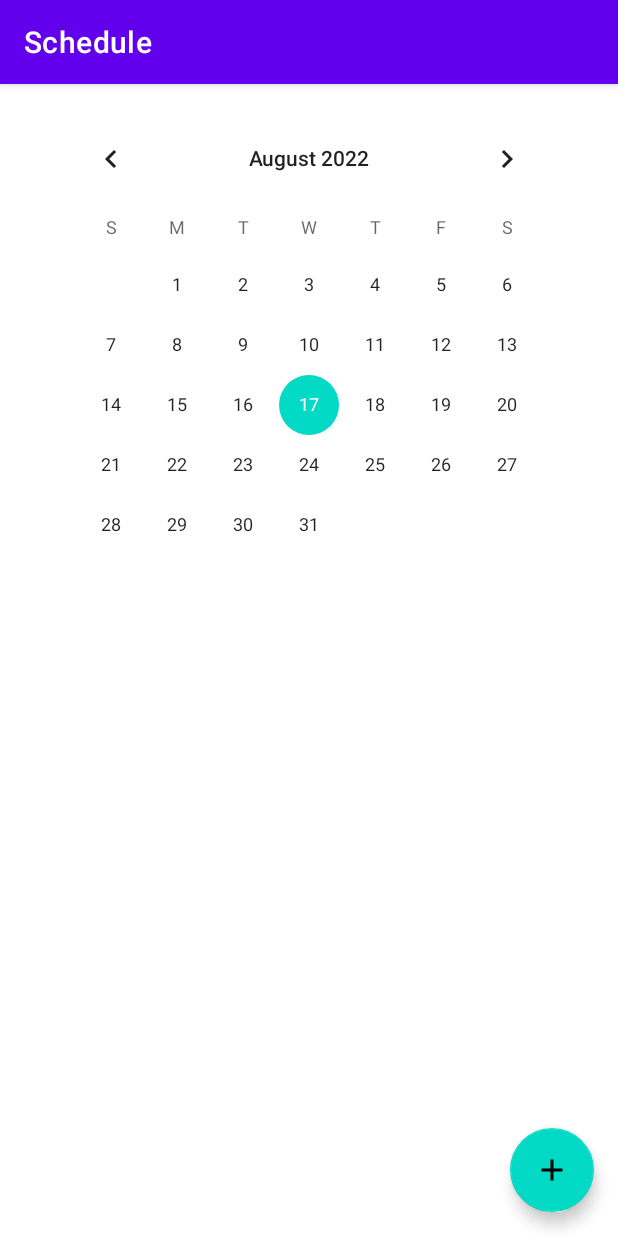
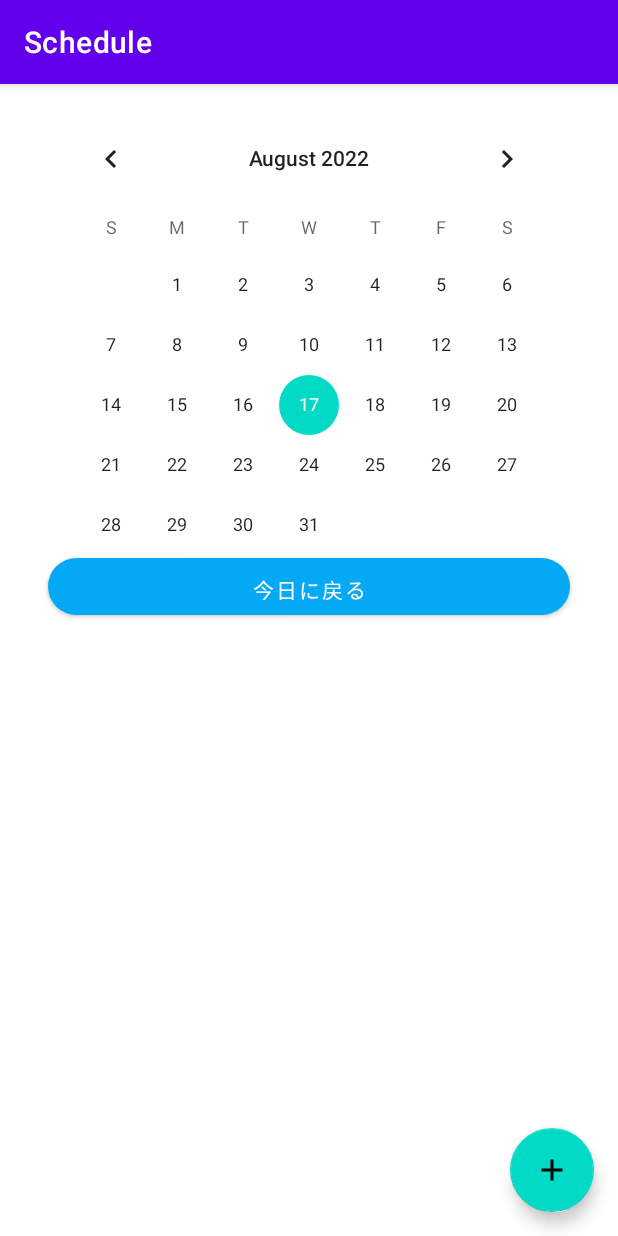
Before and after one commit to smnko1231/Schedule, an Android app: the screen it shows after launch (MainActivity), on a phone screen of 412 x 824 dp. Run offline under Robolectric (Android 15) with nearby library versions, the phone set to English and light mode, and no system bars; libraries missing offline, so code that uses them is left out: io.realm, io.realm.kotlin; 7 statements that could not run were skipped.

Commit message:
繰り返したい

```diff
--- a/app/src/main/java/app/nakao/shoma/schedule/DetailActivity.kt
+++ b/app/src/main/java/app/nakao/shoma/schedule/DetailActivity.kt
@@ -42,7 +42,11 @@ class DetailActivity : AppCompatActivity() {
                 .setTitle("タイトル:"+titleTextView.text+"\n"+"内容:"+contentTextView.text)
                 .setMessage("削除しますか?")
                 .setPositiveButton("はい", { dialog, which ->
-                    val task_delete = realm.where(Memo::class.java).equalTo("content",content).findAll()
+                    val task_delete_tmp = realm.where(Memo::class.java).equalTo("content",content).findAll()
+                    val task_delete_tmp2 = task_delete_tmp.where().equalTo("title",title).findAll()
+                    val task_delete_tmp3 = task_delete_tmp2.where().equalTo("day",day).findAll()
+                    val task_delete_tmp4 = task_delete_tmp3.where().equalTo("month",month).findAll()
+                    val task_delete = task_delete_tmp4.where().equalTo("year",year).findAll()
 
                     realm.executeTransaction{
                         task_delete.deleteFromRealm(0)
--- a/app/src/main/java/app/nakao/shoma/schedule/MainActivity.kt
+++ b/app/src/main/java/app/nakao/shoma/schedule/MainActivity.kt
@@ -59,9 +59,10 @@ class MainActivity : AppCompatActivity() {
         binding.RV.addItemDecoration(dividerItemDecoration)
 
         val dt = LocalDate.now()
-        val today_year = dt.year//calendarView.get(Calendar.YEAR)
+        val today_year = dt.year
         val today_month = dt.monthValue
         val today_day = dt.dayOfMonth
+        val dayOfYear = dt.dayOfYear
 
         val intent_year = intent.getStringExtra("year")
         val intent_month = intent.getStringExtra("month")
@@ -96,10 +97,6 @@ class MainActivity : AppCompatActivity() {
                 Snackbar.make(container,"編集しました!",Snackbar.LENGTH_SHORT).show()
             }
         }
-        val zoneId = ZoneId.systemDefault()
-        val millis = intent_date.atStartOfDay(zoneId).toEpochSecond() * 1000 // あんまりよくないけど
-        calendarView.date = millis
-
 
         if (intent_year != null && intent_month != null && intent_day != null){
             Year = intent_year
@@ -110,6 +107,10 @@ class MainActivity : AppCompatActivity() {
             Month = today_month.toString()
             Day = today_day.toString()
         }
+
+        val zoneId = ZoneId.systemDefault()
+        val millis = intent_date.atStartOfDay(zoneId).toEpochSecond() * 1000 // あんまりよくないけど
+        calendarView.date = millis
 
         val date = "$Year/$Month/$Day"
         Toast.makeText(this, date, Toast.LENGTH_SHORT).show()
@@ -163,8 +164,25 @@ class MainActivity : AppCompatActivity() {
                 putExtra("month",Month)
                 putExtra("day",Day)
                 putExtra("isComplete",IsComplete)
+                putExtra("epochDay",millis)
             }
             startActivity(scheduleEdit)
+        }
+
+        binding.returnTodayButton.setOnClickListener {
+            val millis = dt.atStartOfDay(zoneId).toEpochSecond() * 1000 // あんまりよくないけど
+            calendarView.date = millis
+
+            val date = "$today_year/$today_month/$today_day"
+            Toast.makeText(this, date, Toast.LENGTH_SHORT).show()
+            viewList.clear()
+            for(m in memo){
+                if(m.year == today_year.toString() && m.month == today_month.toString() && m.day == today_day.toString()){
+                    viewList.add(Memo(m.id,m.year,m.month,m.day,m.title,m.content,m.isComplete))
+                }
+            }
+            adapter.itemClear()
+            adapter.addall(viewList)
         }
     }
 
--- /dev/null
+++ b/app/src/main/res/drawable-v24/background_rounded_corners.xml
@@ -0,0 +1,15 @@
+<?xml version="1.0" encoding="utf-8"?>
+<selector xmlns:android="http://schemas.android.com/apk/res/android">
+
+    <item>
+
+        <shape android:shape="rectangle">
+
+            /*<solid android:color="#FF03A9F4" />
+            <corners android:radius="40dp" />
+
+        </shape>
+
+    </item>
+
+</selector>
--- a/app/src/main/res/layout/activity_main.xml
+++ b/app/src/main/res/layout/activity_main.xml
@@ -36,5 +36,21 @@
         app:layout_constraintHorizontal_bias="0.0"
         app:layout_constraintStart_toStartOf="parent"
         app:layout_constraintTop_toBottomOf="@+id/calendarView"
-        app:layout_constraintVertical_bias="0.0" />
+        app:layout_constraintVertical_bias="0.0">
+
+    </androidx.recyclerview.widget.RecyclerView>
+
+    <Button
+        android:id="@+id/returnTodayButton"
+        android:layout_width="0dp"
+        android:layout_height="38dp"
+        android:layout_marginStart="32dp"
+        android:layout_marginEnd="32dp"
+        android:background="@drawable/background_rounded_corners"
+        app:backgroundTint="#03A9F4"
+        android:text="今日に戻る"
+        app:layout_constraintBottom_toTopOf="@+id/RV"
+        app:layout_constraintEnd_toEndOf="parent"
+        app:layout_constraintStart_toStartOf="parent" />
+
 </androidx.constraintlayout.widget.ConstraintLayout>
--- a/app/src/main/res/values/strings.xml
+++ b/app/src/main/res/values/strings.xml
@@ -1,3 +1,3 @@
 <resources>
-    <string name="app_name">Schedule</string>
+    <string name="app_name">スケジュールアプリ</string>
 </resources>
```
Also changed, not shown: app/src/main/java/app/nakao/shoma/schedule/scheduleEdit.kt (+73 -17 lines).
